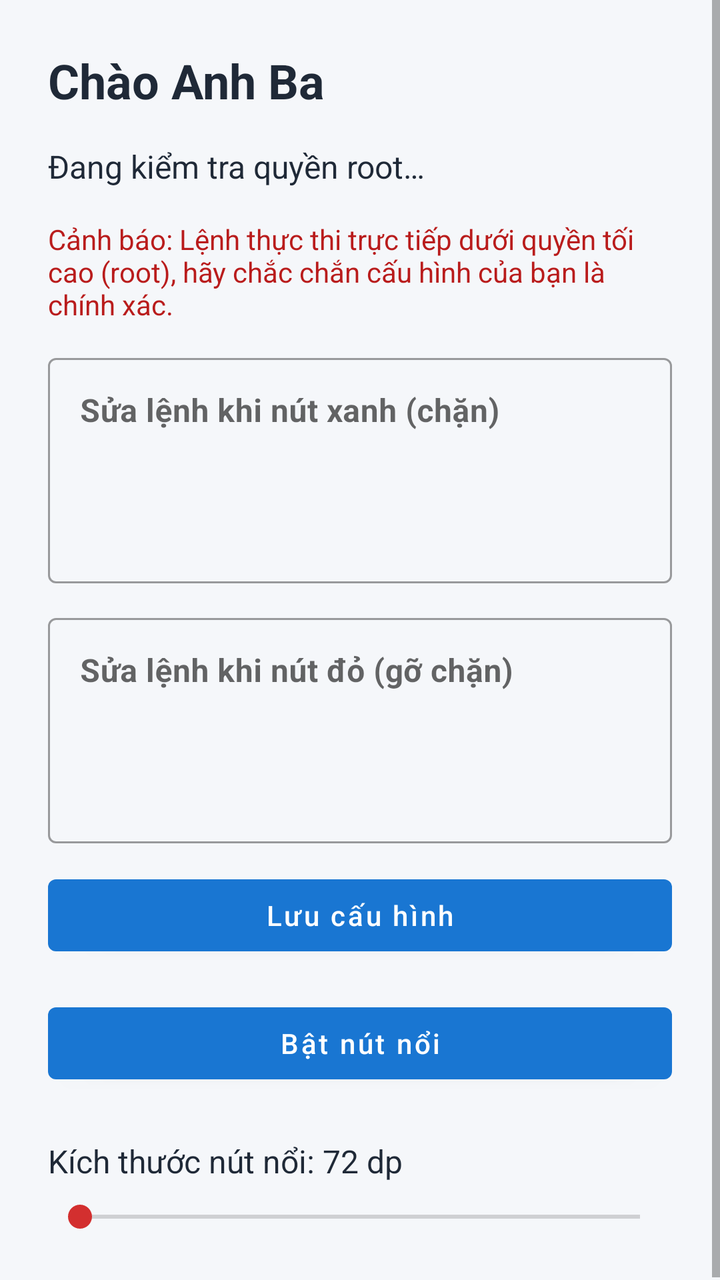
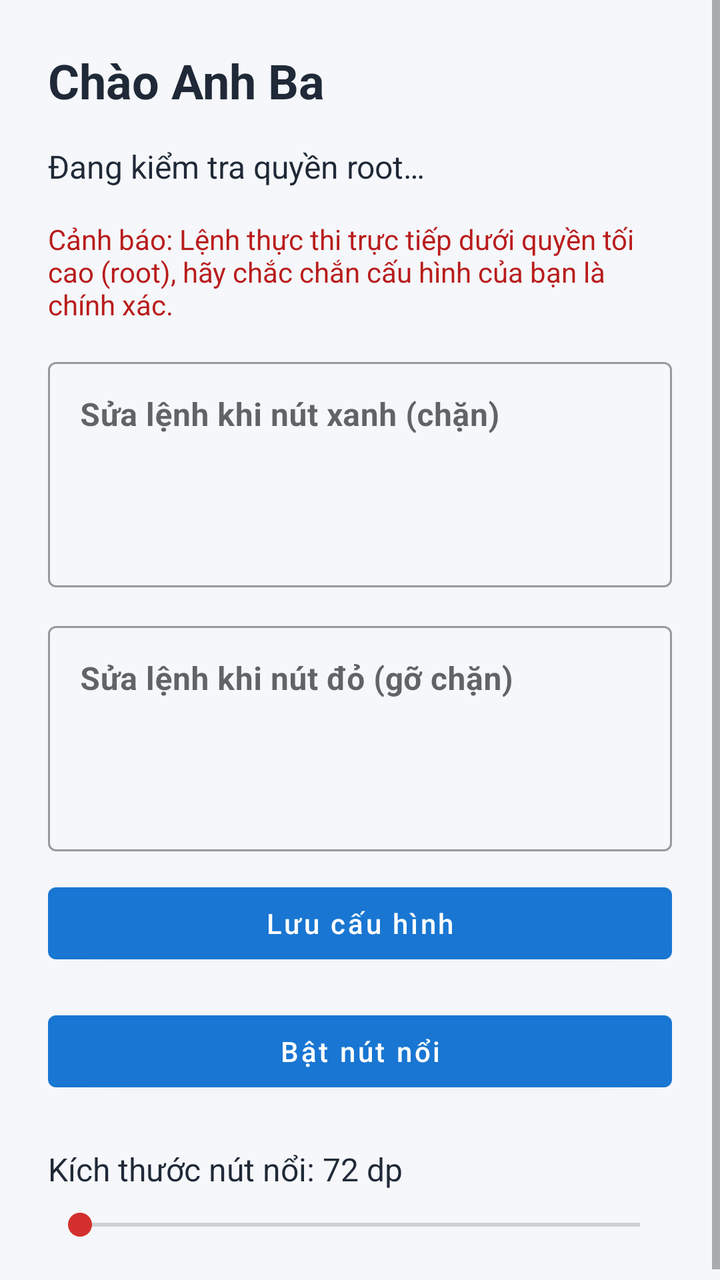

Compare the two renders of this Android layout. The source of the first and the diff that turns it into the second are given below.
<!-- AndroidManifest.xml: application theme Theme.NutNoi -->
<!-- res/layout/activity_main.xml -->
<?xml version="1.0" encoding="utf-8"?>
<ScrollView xmlns:android="http://schemas.android.com/apk/res/android"
    android:layout_width="match_parent"
    android:layout_height="match_parent"
    android:fillViewport="true"
    android:background="#F5F7FA">

    <LinearLayout
        android:layout_width="match_parent"
        android:layout_height="wrap_content"
        android:orientation="vertical"
        android:padding="24dp"
        android:gravity="center_vertical">

        <TextView
            android:layout_width="match_parent"
            android:layout_height="wrap_content"
            android:text="@string/greeting"
            android:textColor="#1F2937"
            android:textSize="24sp"
            android:textStyle="bold"
            android:layout_marginBottom="16dp" />

        <TextView
            android:id="@+id/rootStatus"
            android:layout_width="match_parent"
            android:layout_height="wrap_content"
            android:text="@string/root_status_checking"
            android:textColor="#1F2937"
            android:textSize="16sp"
            android:paddingBottom="16dp" />

        <TextView
            android:layout_width="match_parent"
            android:layout_height="wrap_content"
            android:text="@string/firewall_warning_short"
            android:textColor="#B91C1C"
            android:textSize="14sp"
            android:paddingBottom="12dp" />

        <com.google.android.material.textfield.TextInputLayout
            android:layout_width="match_parent"
            android:layout_height="wrap_content"
            android:hint="@string/edit_block_commands"
            android:layout_marginBottom="12dp"
            style="@style/Widget.MaterialComponents.TextInputLayout.OutlinedBox">

            <com.google.android.material.textfield.TextInputEditText
                android:id="@+id/blockCommandsInput"
                android:layout_width="match_parent"
                android:layout_height="wrap_content"
                android:gravity="top|start"
                android:inputType="textMultiLine|textNoSuggestions"
                android:minLines="4"
                android:maxLines="8"
                android:scrollbars="vertical"
                android:textColor="#1F2937"
                android:textStyle="bold" />
        </com.google.android.material.textfield.TextInputLayout>

        <com.google.android.material.textfield.TextInputLayout
            android:layout_width="match_parent"
            android:layout_height="wrap_content"
            android:hint="@string/edit_unblock_commands"
            android:layout_marginBottom="12dp"
            style="@style/Widget.MaterialComponents.TextInputLayout.OutlinedBox">

            <com.google.android.material.textfield.TextInputEditText
                android:id="@+id/unblockCommandsInput"
                android:layout_width="match_parent"
                android:layout_height="wrap_content"
                android:gravity="top|start"
                android:inputType="textMultiLine|textNoSuggestions"
                android:minLines="4"
                android:maxLines="8"
                android:scrollbars="vertical"
                android:textColor="#1F2937"
                android:textStyle="bold" />
        </com.google.android.material.textfield.TextInputLayout>

        <Button
            android:id="@+id/btnSaveCommands"
            android:layout_width="match_parent"
            android:layout_height="wrap_content"
            android:text="@string/save_configuration"
            android:textAllCaps="false"
            android:layout_marginBottom="16dp" />

        <Button
            android:id="@+id/btnToggleOverlay"
            android:layout_width="match_parent"
            android:layout_height="wrap_content"
            android:text="@string/enable_button"
            android:textAllCaps="false"
            android:layout_marginBottom="24dp" />

        <TextView
            android:id="@+id/overlaySizeLabel"
            android:layout_width="match_parent"
            android:layout_height="wrap_content"
            android:labelFor="@id/overlaySizeSeekBar"
            android:text="@string/overlay_size_value_default"
            android:textColor="#1F2937"
            android:textSize="16sp"
            android:paddingBottom="8dp" />

        <SeekBar
            android:id="@+id/overlaySizeSeekBar"
            android:layout_width="match_parent"
            android:layout_height="wrap_content"
            android:contentDescription="@string/overlay_size_label" />
    </LinearLayout>
</ScrollView>
<!-- resources referenced by this layout -->
<resources>
  <string name="edit_block_commands">Sửa lệnh khi nút xanh (chặn)</string>
  <string name="edit_unblock_commands">Sửa lệnh khi nút đỏ (gỡ chặn)</string>
  <string name="enable_button">Bật nút nổi</string>
  <string name="firewall_warning_short">Cảnh báo: Lệnh thực thi trực tiếp dưới quyền tối cao (root), hãy chắc chắn cấu hình của bạn là chính xác.</string>
  <string name="greeting">Chào Anh Ba</string>
  <string name="overlay_size_label">Kích thước nút nổi</string>
  <string name="overlay_size_value_default">Kích thước nút nổi: 72 dp</string>
  <string name="root_status_checking">Đang kiểm tra quyền root…</string>
  <string name="save_configuration">Lưu cấu hình</string>
  <style name="Theme.NutNoi" parent="Theme.MaterialComponents.DayNight.NoActionBar">
          <item name="colorPrimary">#1976D2</item>
          <item name="colorPrimaryDark">#1565C0</item>
          <item name="colorAccent">#D32F2F</item>
          <item name="android:statusBarColor">@android:color/transparent</item>
          <item name="android:navigationBarColor">@android:color/transparent</item>
      </style>
</resources>

<!-- the commit's change to res/layout/activity_main.xml (unified diff, before → after) -->
@@ -1,5 +1,6 @@
 <?xml version="1.0" encoding="utf-8"?>
 <ScrollView xmlns:android="http://schemas.android.com/apk/res/android"
+    xmlns:app="http://schemas.android.com/apk/res-auto"
     android:layout_width="match_parent"
     android:layout_height="match_parent"
     android:fillViewport="true"
@@ -42,6 +43,7 @@
             android:layout_width="match_parent"
             android:layout_height="wrap_content"
             android:hint="@string/edit_block_commands"
+            app:hintTextAppearance="@style/TextAppearance.NutNoi.CommandHint"
             android:layout_marginBottom="12dp"
             style="@style/Widget.MaterialComponents.TextInputLayout.OutlinedBox">
 
@@ -62,6 +64,7 @@
             android:layout_width="match_parent"
             android:layout_height="wrap_content"
             android:hint="@string/edit_unblock_commands"
+            app:hintTextAppearance="@style/TextAppearance.NutNoi.CommandHint"
             android:layout_marginBottom="12dp"
             style="@style/Widget.MaterialComponents.TextInputLayout.OutlinedBox">
 
<!-- resource entries referenced after the edit -->
@@ -9,6 +9,10 @@
   <string name="overlay_size_value_default">Kích thước nút nổi: 72 dp</string>
   <string name="root_status_checking">Đang kiểm tra quyền root…</string>
   <string name="save_configuration">Lưu cấu hình</string>
+  <style name="TextAppearance.NutNoi.CommandHint" parent="TextAppearance.MaterialComponents.Body1">
+          <item name="android:textStyle">bold</item>
+          <item name="android:textColor">#1565C0</item>
+      </style>
   <style name="Theme.NutNoi" parent="Theme.MaterialComponents.DayNight.NoActionBar">
           <item name="colorPrimary">#1976D2</item>
           <item name="colorPrimaryDark">#1565C0</item>
